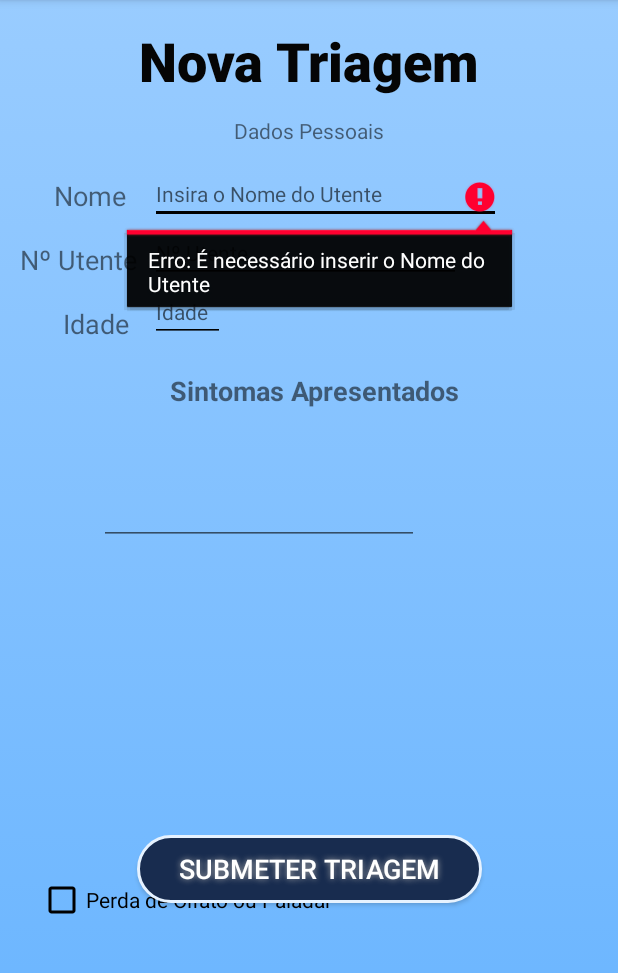
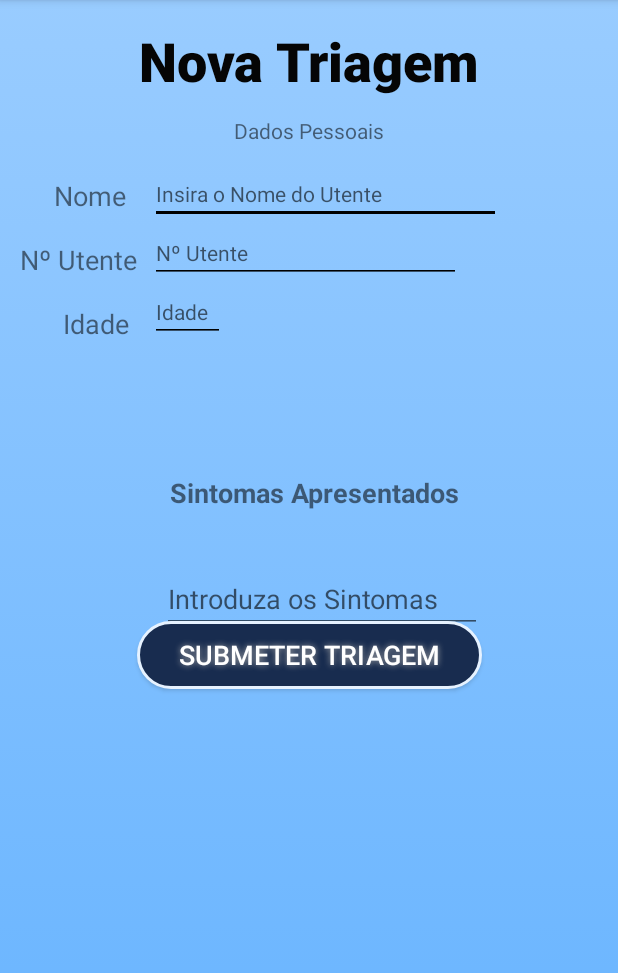
Before and after one commit to joaomftorres/AppTriagem, an Android app: the ActivityNovaTriagem screen opened directly, with no data from a screen before it, after a tap on "SUBMETER TRIAGEM", on a phone screen of 412 x 824 dp, the part 84-1057 px from its top. Run offline under Robolectric (Android 15) with nearby library versions, the phone set to English and light mode, and no system bars; Roboto replaces fonts that are not available here.

Commit message:
Alterações no funcionamente da base de dados, o que levou a mudanças em várias aplicações
Já é possivel consultar os resultados das Triagens

```diff
--- a/app/src/main/AndroidManifest.xml
+++ b/app/src/main/AndroidManifest.xml
@@ -9,8 +9,8 @@
         android:roundIcon="@mipmap/ic_launcher_round"
         android:supportsRtl="true"
         android:theme="@style/AppTheme">
+        <activity android:name=".ConsultaActivity"></activity>
         <activity android:name=".ActivityNovaTriagem" />
-        <activity android:name=".ActivityEstatisticas" />
         <activity android:name=".ActivityPacientes" />
         <activity android:name=".ActivityTriagens" />
         <activity android:name=".MainActivity">
--- a/app/src/main/java/pt/ipg/apptriagem/ActivityConsultarTriagem.java
+++ /dev/null
@@ -1,4 +0,0 @@
-package pt.ipg.apptriagem;
-
-public class ActivityConsultarTriagem {
-}
--- a/app/src/main/java/pt/ipg/apptriagem/ActivityNovaTriagem.java
+++ b/app/src/main/java/pt/ipg/apptriagem/ActivityNovaTriagem.java
@@ -12,9 +12,10 @@ import android.widget.Toast;
 
 public class ActivityNovaTriagem extends AppCompatActivity {
 
-    EditText editTextNomeUtente, editTextIdade, editTextNumeroUtente;
+    EditText editTextNomeUtente, editTextIdade, editTextNumeroUtente, editTextSintomas;
     DatabaseHelper mydb;
     Button buttonSubmeterTriagem;
+    Button buttonAdicionarSintoma;
 
     @Override
     protected void onCreate(Bundle savedInstanceState) {
@@ -27,8 +28,36 @@ public class ActivityNovaTriagem extends AppCompatActivity {
         editTextIdade = (EditText) findViewById(R.id.editTextIdade);
         editTextNumeroUtente = (EditText) findViewById(R.id.editTextNumeroUtente);
         buttonSubmeterTriagem = (Button) findViewById(R.id.buttonSubmeterTriagem);
+
+
+        editTextSintomas = (EditText) findViewById(R.id.editTextSintomas);
+        /*buttonAdicionarSintoma = (Button) findViewById(R.id.buttonAdicionarSintoma);
+        buttonAdicionarSintoma.setOnClickListener(new View.OnClickListener() {
+            @Override
+            public void onClick(View v) {
+                String newEntry = editTextSintomas.getText().toString();
+                if(editTextSintomas.length() != 0){
+                    insertDataSintoma(newEntry);
+                    editTextSintomas.setText("");
+                } else{
+                    Toast.makeText(ActivityNovaTriagem.this, "Insira um sintoma", Toast.LENGTH_SHORT).show();
+                }
+            }
+        });*/
+
         AddData();
+
     }
+
+    /*public void insertDataSintoma(String newEntry){
+        boolean insertData = mydb.insertDataSintoma(newEntry);
+
+        if(insertData == true){
+            Toast.makeText(ActivityNovaTriagem.this, "Sintoma Inserido", Toast.LENGTH_LONG).show();
+        } else{
+            Toast.makeText(ActivityNovaTriagem.this, "Erro ao Inserir Sintoma", Toast.LENGTH_LONG).show();
+        }
+    }*/
 
     public void AddData(){
         buttonSubmeterTriagem.setOnClickListener(
@@ -37,18 +66,21 @@ public class ActivityNovaTriagem extends AppCompatActivity {
                     public void onClick(View v) {
                         boolean isInserted = mydb.insertData(editTextNomeUtente.getText().toString(),
                                 editTextNumeroUtente.getText().toString(),
-                                editTextIdade.getText().toString());
+                                editTextIdade.getText().toString(),
+                                editTextSintomas.getText().toString());
 
-                        validacao();
 
-                        if(isInserted==true)
+                        if(isInserted==true) {
                             Toast.makeText(ActivityNovaTriagem.this, "Guardado com Sucesso", Toast.LENGTH_SHORT).show();
-                        else
+                        }else {
                             Toast.makeText(ActivityNovaTriagem.this, "Não Guardado", Toast.LENGTH_SHORT).show();
+                        }
 
                         editTextNumeroUtente.setText("");
                         editTextIdade.setText("");
                         editTextNomeUtente.setText("");
+                        editTextSintomas.setText("");
+
                     }
 
 
@@ -58,7 +90,9 @@ public class ActivityNovaTriagem extends AppCompatActivity {
     }
 
 
-        public void validacao() {
+
+
+        /*public void validacao() {
             if (editTextNomeUtente.length() == 0) {
                 editTextNomeUtente.setError(getString(R.string.erroNomeUtente));
                 editTextNomeUtente.requestFocus();
@@ -87,7 +121,7 @@ public class ActivityNovaTriagem extends AppCompatActivity {
                 editTextIdade.requestFocus();
                 return;
             }
-        }
+        }*/
 
 
         /*try
--- a/app/src/main/java/pt/ipg/apptriagem/DatabaseHelper.java
+++ b/app/src/main/java/pt/ipg/apptriagem/DatabaseHelper.java
@@ -19,6 +19,7 @@ public class DatabaseHelper extends SQLiteOpenHelper {
     private static final String COL_2 = "NOME";
     private static final String COL_3 = "NUMEROUTENTE";
     private static final String COL_4 = "IDADE";
+    private static final String COL_5 = "SINTOMAS";
 
 
     public DatabaseHelper(Context context) {
@@ -28,37 +29,66 @@ public class DatabaseHelper extends SQLiteOpenHelper {
 
     @Override
     public void onCreate(SQLiteDatabase db) {
-        db.execSQL("create table " + TABLE_NAME +" (ID INTEGER PRIMARY KEY AUTOINCREMENT, NOME TEXT, NUMEROUTENTE TEXT, IDADE INTEGER)");
+        String Pacientes_table = "create table " + TABLE_NAME +" (ID INTEGER PRIMARY KEY AUTOINCREMENT, NOME TEXT, NUMEROUTENTE TEXT, IDADE INTEGER, SINTOMAS TEXT)";
+        db.execSQL(Pacientes_table);
 
-
+        /*String Sintomas_table = "create table " + TABLE_NAME2 +" (SINTOMAS TEXT)";
+        db.execSQL(Sintomas_table);*/
     }
 
     @Override
     public void onUpgrade(SQLiteDatabase db, int oldVersion, int newVersion) {
         db.execSQL("DROP TABLE IF EXISTS "+TABLE_NAME);
+        //db.execSQL("DROP TABLE IF EXISTS "+TABLE_NAME2);
         onCreate(db);
     }
 
-    public boolean insertData(String nome, String nutente, String idade){
+    public boolean insertData(String nome, String nutente, String idade, String sintomas) {
         SQLiteDatabase db = this.getWritableDatabase();
         ContentValues contentValues = new ContentValues();
         contentValues.put(COL_2, nome);
         contentValues.put(COL_3, nutente);
         contentValues.put(COL_4, idade);
+        contentValues.put(COL_5, sintomas);
+
         long result = db.insert(TABLE_NAME, null, contentValues);
 
-        if(result == -1)
+        if (result == 1) {
             return false;
-        else
+        } else {
             return true;
+        }
+    }
 
-    }
+    /*public boolean insertDataSintoma(String sintomas){
+        SQLiteDatabase db = this.getWritableDatabase();
+        ContentValues contentValues1 = new ContentValues();
+        contentValues1.put(SINTOMAS, sintomas);
+
+        long result = db.insert(TABLE_NAME2, null, contentValues1);
+
+        if(result==1){
+            return false;
+        }else{
+            return true;
+        }
+
+    }*/
 
     public Cursor getAllData(){
         SQLiteDatabase db = this.getWritableDatabase();
-        Cursor res = db.rawQuery("select * from "+ TABLE_NAME, null);
+        Cursor res = db.rawQuery("select * from "+ TABLE_NAME , null);
         return res;
     }
+
+    /*public Cursor getDataSintomas(){
+        SQLiteDatabase db = this.getWritableDatabase();
+        Cursor sint = db.rawQuery("select * from "+ TABLE_NAME2, null);
+        return sint;
+    }*/
+
+
+
 
     public boolean updateData(String id, String nome, String nutente, String idade){
         SQLiteDatabase db = this.getWritableDatabase();
--- a/app/src/main/res/layout/activity_consultar_triagem.xml
+++ /dev/null
@@ -1,6 +0,0 @@
-<?xml version="1.0" encoding="utf-8"?>
-<androidx.constraintlayout.widget.ConstraintLayout
-    xmlns:android="http://schemas.android.com/apk/res/android" android:layout_width="match_parent"
-    android:layout_height="match_parent">
-
-</androidx.constraintlayout.widget.ConstraintLayout>
--- a/app/src/main/res/layout/activity_nova_triagem.xml
+++ b/app/src/main/res/layout/activity_nova_triagem.xml
@@ -20,7 +20,8 @@
 
             android:layout_width="230dp"
             android:layout_height="45dp"
-            android:layout_marginBottom="14dp"
+            android:layout_marginTop="414dp"
+            android:layout_marginBottom="30dp"
             android:background="@drawable/btnskin"
             android:hint="@string/buttontriagem"
             android:onClick="buttonSubmeterTriagem"
@@ -34,20 +35,9 @@
             app:layout_constraintBottom_toBottomOf="parent"
             app:layout_constraintEnd_toEndOf="parent"
             app:layout_constraintHorizontal_bias="0.5"
-            app:layout_constraintStart_toStartOf="parent" />
-
-
-        <CheckBox
-            android:id="@+id/checkBoxOlfato"
-            android:layout_width="wrap_content"
-            android:layout_height="wrap_content"
-            android:layout_marginStart="25dp"
-            android:layout_marginLeft="25dp"
-            android:layout_marginTop="584dp"
-            android:buttonTint="@android:color/black"
-            android:text="@string/checkBoxOlfato"
             app:layout_constraintStart_toStartOf="parent"
             app:layout_constraintTop_toTopOf="parent" />
+
 
         <EditText
             android:id="@+id/editTextNomeUtente"
@@ -98,16 +88,17 @@
             app:layout_constraintTop_toBottomOf="@+id/editTextNomeUtente" />
 
         <EditText
-            android:id="@+id/editText2"
+            android:id="@+id/editTextSintomas"
             android:layout_width="wrap_content"
             android:layout_height="wrap_content"
-            android:layout_marginStart="66dp"
-            android:layout_marginLeft="66dp"
-            android:layout_marginTop="318dp"
+            android:layout_marginTop="36dp"
             android:ems="10"
-            android:inputType="date"
+            android:hint="@string/editTextSintomas"
+            android:inputType="textPersonName"
+            app:layout_constraintEnd_toEndOf="parent"
+            app:layout_constraintHorizontal_bias="0.545"
             app:layout_constraintStart_toStartOf="parent"
-            app:layout_constraintTop_toTopOf="parent" />
+            app:layout_constraintTop_toBottomOf="@+id/textViewSintomas" />
 
         <TextView
             android:id="@+id/textViewNumeroUtente"
@@ -180,7 +171,7 @@
             android:id="@+id/textViewSintomas"
             android:layout_width="wrap_content"
             android:layout_height="wrap_content"
-            android:layout_marginTop="20dp"
+            android:layout_marginTop="88dp"
             android:text="@string/textViewSintomas"
             android:textSize="18sp"
             android:textStyle="bold"
--- a/app/src/main/res/values/strings.xml
+++ b/app/src/main/res/values/strings.xml
@@ -39,6 +39,10 @@
     <string name="textViewInfoEditar">Indique o ID do paciente que pretende editar e preencha os campos</string>
     <string name="textViewEliminarPaciente">Eliminar Pacientes</string>
     <string name="textViewEliminarInfo">Indique o ID do paciente que pretende eliminar</string>
+    <string name="textViewData">Data da Triagem</string>
+    <string name="buttonconsultar">Consultar Triagem</string>
+    <string name="editTextSintomas">Introduza os Sintomas</string>
+    <string name="buttonAdicionarSintoma">Adicionar</string>
 
     <!-- TODO: Remove or change this placeholder text -->
     <string name="hello_blank_fragment">Hello blank fragment</string>
```
Also changed, not shown: app/src/main/java/pt/ipg/apptriagem/ActivityEstatisticas.java (deleted, +0 -14 lines), app/src/main/java/pt/ipg/apptriagem/ActivityTriagens.java (+55 -0 lines), app/src/main/java/pt/ipg/apptriagem/ConsultaActivity.java (added, +36 -0 lines), app/src/main/java/pt/ipg/apptriagem/MainActivity.java (+1 -32 lines), app/src/main/res/drawable/ic_warning_black_24dp.xml (deleted, +0 -9 lines), app/src/main/res/layout/activity_consulta.xml (added, +15 -0 lines), app/src/main/res/layout/activity_estatisticas.xml (deleted, +0 -9 lines), app/src/main/res/layout/activity_main.xml (+0 -18 lines), app/src/main/res/layout/activity_triagens.xml (+5 -9 lines).
